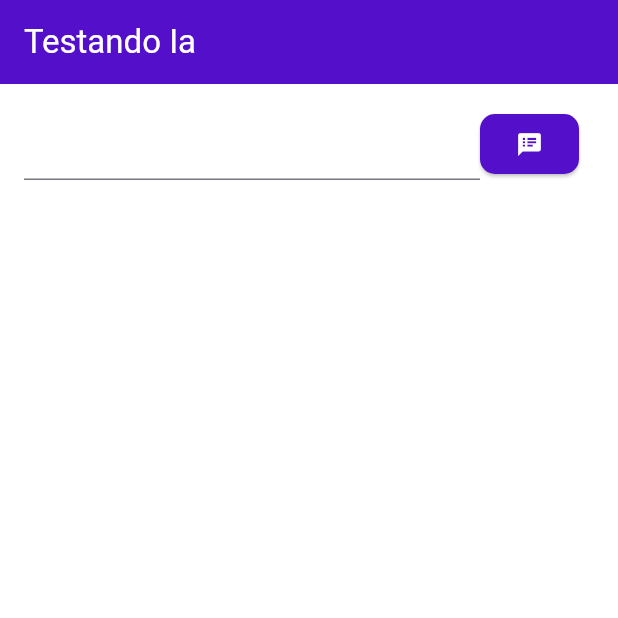
After one commit to im-danielp/flutter_ia, a Flutter app: the screen it shows after launch, on a phone screen of 412 x 824 dp, the top half of it. The commit adds this screen. Run offline on Flutter 3.47's test engine with Material 3 defaults, Android fonts, the phone set to English and light mode, and no system bars; our stand-ins replace google_generative_ai.

Commit message:
Separação de arquivos e ChangeNofier

```diff
--- /dev/null
+++ b/lib/home/home_body/home_input_prompt.dart
@@ -0,0 +1,51 @@
+import 'package:flutter/material.dart';
+import 'package:teste_ia/home/home_controller/home_notifier.dart';
+import 'package:teste_ia/ia/ia_source.dart';
+
+class InputPrompt extends StatelessWidget {
+  final HomeNotifier homeNotifier;
+
+  InputPrompt({
+    super.key,
+    required this.homeNotifier,
+  });
+
+  final iaSource = IASource();
+  final textController = TextEditingController();
+  final focusNode = FocusNode();
+
+  @override
+  Widget build(BuildContext context) {
+    return Row(
+      children: [
+        Expanded(
+          flex: 4,
+          child: TextField(
+            focusNode: focusNode,
+            maxLines: null,
+            textCapitalization: TextCapitalization.sentences,
+            controller: textController,
+            decoration: const InputDecoration(),
+          ),
+        ),
+        Flexible(
+          flex: 1,
+          child: ElevatedButton(
+            style: ElevatedButton.styleFrom(
+              iconColor: Colors.white,
+              backgroundColor: const Color.fromARGB(255, 84, 15, 202),
+              shape: RoundedRectangleBorder(borderRadius: BorderRadius.circular(10)),
+            ),
+            onPressed: () async {
+              textController.clear();
+              focusNode.unfocus();
+              final msg = await iaSource.interagir(textController.text);
+              homeNotifier.armazenaResposta(msg);
+            },
+            child: const Icon(Icons.speaker_notes),
+          ),
+        ),
+      ],
+    );
+  }
+}
--- /dev/null
+++ b/lib/home/home_controller/home_notifier.dart
@@ -0,0 +1,12 @@
+import 'package:flutter/material.dart';
+
+class HomeNotifier extends ChangeNotifier {
+  String get respostaIA => _respostaIA;
+  String _respostaIA = '';
+
+  void armazenaResposta(String text) {
+    _respostaIA = text;
+
+    notifyListeners();
+  }
+}
--- /dev/null
+++ b/lib/home/home_page.dart
@@ -0,0 +1,41 @@
+import 'package:flutter/material.dart';
+import 'package:teste_ia/home/home_controller/home_notifier.dart';
+import 'package:teste_ia/home/home_body/home_input_prompt.dart';
+import 'package:teste_ia/home/home_body/home_retorno_resposta_ia.dart';
+
+class HomePage extends StatefulWidget {
+  const HomePage({super.key});
+
+  @override
+  State<HomePage> createState() => _HomePageState();
+}
+
+class _HomePageState extends State<HomePage> {
+  final HomeNotifier homeNotifier = HomeNotifier();
+
+  @override
+  Widget build(BuildContext context) {
+    return Scaffold(
+      appBar: AppBar(
+        backgroundColor: const Color.fromARGB(255, 84, 15, 202),
+        title: const Text(
+          'Testando Ia',
+          style: TextStyle(color: Colors.white),
+        ),
+      ),
+      body: SingleChildScrollView(
+        padding: const EdgeInsets.all(16),
+        child: Column(
+          children: [
+            InputPrompt(homeNotifier: homeNotifier),
+            const SizedBox(height: 20),
+            ListenableBuilder(
+              listenable: homeNotifier,
+              builder: (context, child) => RetornoRespostaIA(homeNotifier: homeNotifier),
+            ),
+          ],
+        ),
+      ),
+    );
+  }
+}
```
Also changed, not shown: lib/home/home_body/home_retorno_resposta_ia.dart (renamed from lib/bold.dart, +14 -4 lines), lib/ia/ia_info.dart (added, +29 -0 lines), lib/ia/ia_source.dart (added, +19 -0 lines), lib/main.dart (+2 -96 lines), lib/home/home_body/home_app_bar.dart (added), pubspec.lock, 125 other files.
